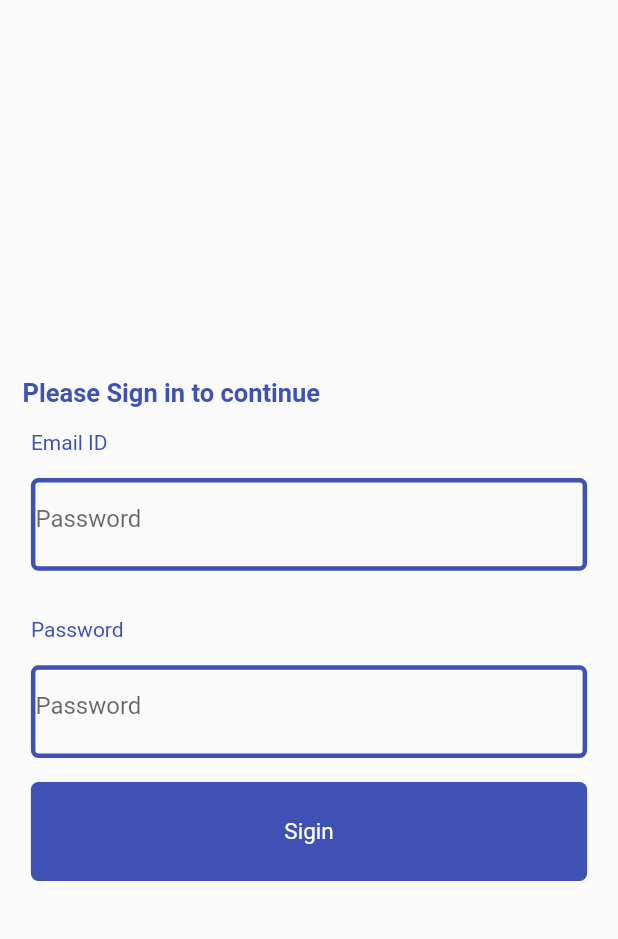
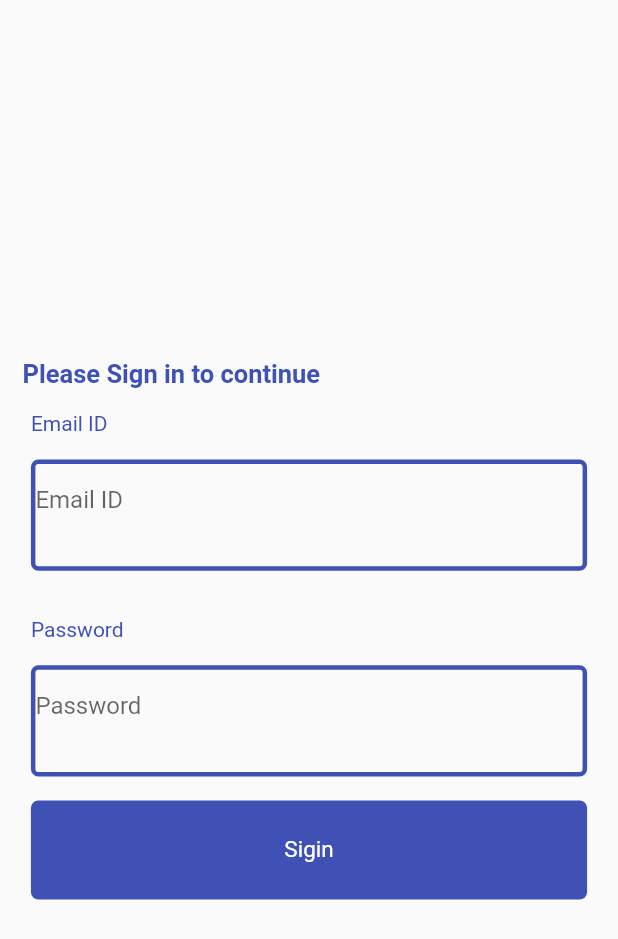
Before and after one commit to dandy7373/bluepad_work, a Flutter app: the screen it shows after launch, on a phone screen of 412 x 824 dp. Shown: the top 939 px of the screen. Run offline on Flutter 3.47's test engine with Material 2 defaults, Android fonts, the phone set to English and light mode, and no system bars; our stand-ins replace shared_preferences.

Commit message:
added user detail text

```diff
--- a/lib/screens/signin.dart
+++ b/lib/screens/signin.dart
@@ -3,122 +3,166 @@ import 'package:flutter/material.dart';
 import 'package:provider/src/provider.dart';
 
 class Signin extends StatefulWidget {
-  const Signin({ Key? key }) : super(key: key);
+  const Signin({Key? key}) : super(key: key);
 
   @override
   _SigninState createState() => _SigninState();
 }
 
 class _SigninState extends State<Signin> {
-
-  TextEditingController? email= TextEditingController();
-  TextEditingController? password= TextEditingController();
+  TextEditingController? email = TextEditingController();
+  TextEditingController? password = TextEditingController();
   late Size screenSize;
+  final _formKey = GlobalKey<FormState>();
 
   @override
   void initState() {
     // TODO: implement initState
     super.initState();
     context.read<SigninViewModel>().isLoggedin();
+  }
 
-  }
   @override
   Widget build(BuildContext context) {
-    screenSize=MediaQuery.of(context).size;
-    if(context.watch<SigninViewModel>().wait){
+    screenSize = MediaQuery.of(context).size;
+    if (context.watch<SigninViewModel>().wait) {
       return Scaffold(
         body: Center(child: CircularProgressIndicator()),
       );
     }
-    if(context.watch<SigninViewModel>().loggedin){
+    if (context.watch<SigninViewModel>().loggedin) {
       Navigator.of(context).pushNamedAndRemoveUntil('/home', (route) => false);
     }
 
     return Scaffold(
-      body:SafeArea(
+        body: SafeArea(
+      child: Form(
+        key: _formKey,
         child: Column(
           mainAxisAlignment: MainAxisAlignment.center,
           crossAxisAlignment: CrossAxisAlignment.start,
           children: <Widget>[
             Padding(
               padding: const EdgeInsets.all(15.0),
-          child: Text('Please Sign in to continue',style: TextStyle(color: Colors.indigo,fontWeight: FontWeight.bold,fontSize: 17),),
+              child: Text(
+                'Please Sign in to continue',
+                style: TextStyle(
+                    color: Colors.indigo,
+                    fontWeight: FontWeight.bold,
+                    fontSize: 17),
+              ),
             ),
             Padding(
-          padding:  EdgeInsets.symmetric(horizontal: screenSize.width*0.05),
-          child: Text('Email ID',style: TextStyle(color: Colors.indigo),),
+              padding:
+                  EdgeInsets.symmetric(horizontal: screenSize.width * 0.05),
+              child: Text(
+                'Email ID',
+                style: TextStyle(color: Colors.indigo),
+              ),
             ),
             Padding(
-          padding:  EdgeInsets.symmetric(horizontal: screenSize.width*0.05, vertical: 16),
+              padding: EdgeInsets.symmetric(
+                  horizontal: screenSize.width * 0.05, vertical: 16),
               child: Container(
-            width: screenSize.width*0.9,
-            height: screenSize.height*0.075,
+                width: screenSize.width * 0.9,
+                height: screenSize.height * 0.09,
                 decoration: BoxDecoration(
                     borderRadius: BorderRadius.all(Radius.circular(5)),
-              border: Border.all(color: Colors.indigo,width: 3)
-            ),
+                    border: Border.all(color: Colors.indigo, width: 3)),
                 child: TextFormField(
+                  validator: (value) {
+                    if (RegExp(
+                            r"^[a-zA-Z0-9.a-zA-Z0-9.!#$%&'*+-/=?^_`{|}~]+@[a-zA-Z0-9]+\.[a-zA-Z]+")
+                        .hasMatch(value.toString())) {
+                      return null;
+                    }
+                    return 'Enter correct email';
+                  },
                   obscureText: false,
                   controller: email,
                   decoration: const InputDecoration(
-                hintText: 'Password',
+                      hintText: 'Email ID',
                       fillColor: Colors.indigo,
-                border:InputBorder.none
+                      border: InputBorder.none),
                 ),
               ),
             ),
-        ),
-        SizedBox(height: 15,),
-        Padding(
-          padding:  EdgeInsets.symmetric(horizontal: screenSize.width*0.05),
-          child: Text('Password',style: TextStyle(color: Colors.indigo),),
+            SizedBox(
+              height: 15,
             ),
             Padding(
-          padding:  EdgeInsets.symmetric(horizontal: screenSize.width*0.05, vertical: 16),
+              padding:
+                  EdgeInsets.symmetric(horizontal: screenSize.width * 0.05),
+              child: Text(
+                'Password',
+                style: TextStyle(color: Colors.indigo),
+              ),
+            ),
+            Padding(
+              padding: EdgeInsets.symmetric(
+                  horizontal: screenSize.width * 0.05, vertical: 16),
               child: Container(
-            width: screenSize.width*0.9,
-            height: screenSize.height*0.075,
+                width: screenSize.width * 0.9,
+                height: screenSize.height * 0.09,
                 decoration: BoxDecoration(
                     borderRadius: BorderRadius.all(Radius.circular(5)),
-              border: Border.all(color: Colors.indigo,width: 3)
-            ),
+                    border: Border.all(color: Colors.indigo, width: 3)),
                 child: TextFormField(
+                  validator: (value) {
+                    if (value == null || value.isEmpty) {
+                      return 'Enter password';
+                    }
+                    return null;
+                  },
                   obscureText: true,
                   controller: password,
                   decoration: const InputDecoration(
                       hintText: 'Password',
                       fillColor: Colors.indigo,
-                border:InputBorder.none
-              ),
+                      border: InputBorder.none),
                 ),
               ),
             ),
             InkWell(
-          onTap: ()async{
+              onTap: () async {
+                if (_formKey.currentState!.validate()) {
+                  if (email!.text == 'bluepad@gmail.com' &&
+                      password!.text == '123') {
+                    await Provider.of<SigninViewModel>(context, listen: false)
+                        .signin({'email' :'bluepad@gmail.com' ,
+                      'password' : '123'}); //Prototyping the actual Signin process
 
-            await Provider.of<SigninViewModel>(context,listen:false).signin();//Prototyping the actual Signin process
-
-            if(Provider.of<SigninViewModel>(context,listen: false).success){
-              Navigator.of(context).pushNamedAndRemoveUntil('/home', (route) => false);
+                    if (Provider.of<SigninViewModel>(context, listen: false)
+                        .success) {
+                      Navigator.of(context)
+                          .pushNamedAndRemoveUntil('/home', (route) => false);
+                    }
+                  } else {
+                    ScaffoldMessenger.of(context).showSnackBar(
+                      const SnackBar(content: Text('Incorrect Creds!')),
+                    );
+                  }
                 }
               },
               child: Center(
                 child: Container(
-              width: screenSize.width*0.9,
-              height: screenSize.height*0.08,
+                  width: screenSize.width * 0.9,
+                  height: screenSize.height * 0.08,
                   decoration: BoxDecoration(
                       borderRadius: BorderRadius.all(Radius.circular(5)),
-                color: Colors.indigo
+                      color: Colors.indigo),
+                  child: Center(
+                    child: Text(
+                      'Sigin',
+                      style: TextStyle(color: Colors.white, fontSize: 15),
                     ),
-              child: Center(
-                child: Text('Sigin',style: TextStyle(color: Colors.white,fontSize: 15),),
                   ),
                 ),
               ),
             )
           ],
-    ) ,
-      )
-    );
+        ),
+      ),
+    ));
   }
 }
```
Also changed, not shown: lib/screens/home.dart (+13 -1 lines), lib/viewmodel/home_vm.dart (+8 -0 lines), lib/viewmodel/signin_vm.dart (+6 -3 lines). Lines whose indentation alone changed are shown as unchanged.
